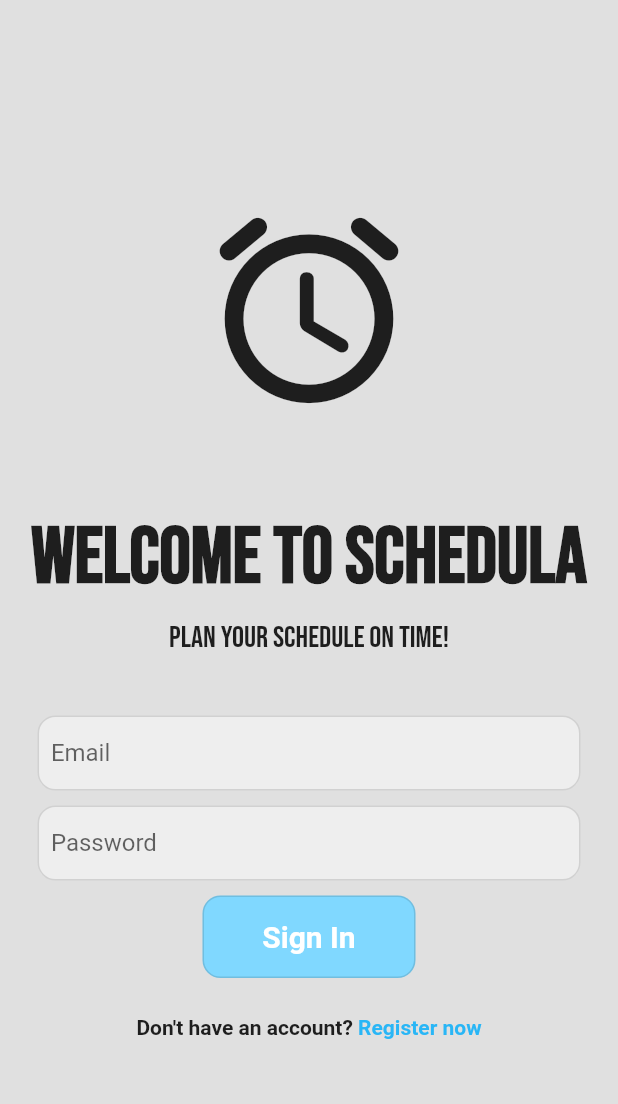
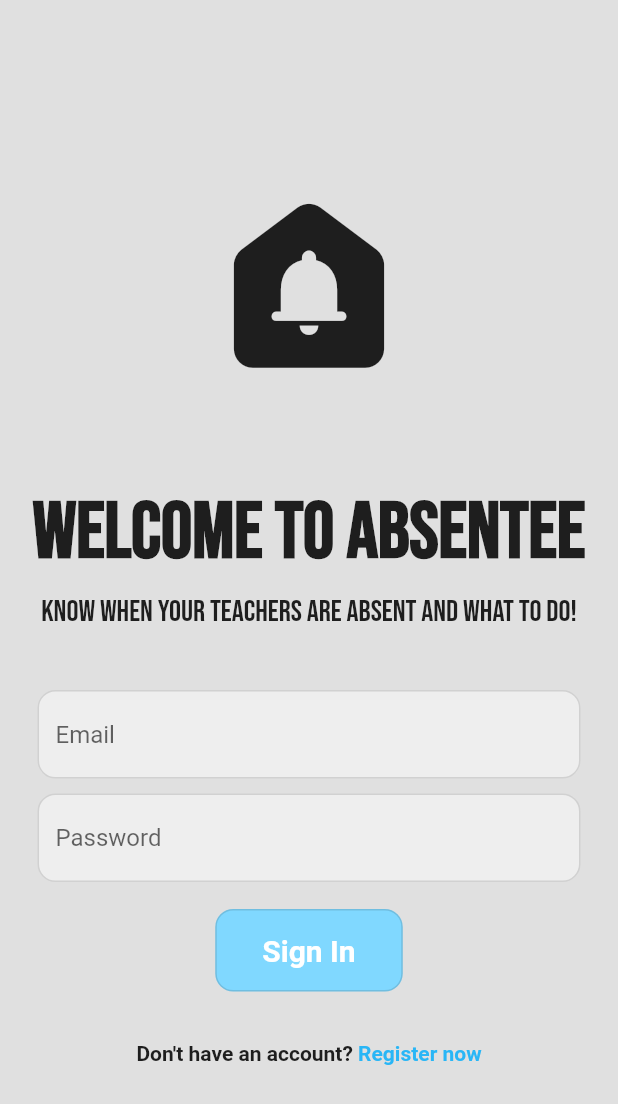
Before and after one commit to DhruvAcs/notification_app, a Flutter app: the screen it shows after launch, on a phone screen of 412 x 824 dp. Shown: the top 1104 px of the screen. Run offline on Flutter 3.47's test engine with Material 2 defaults, Android fonts, the phone set to English and light mode, and no system bars; our stand-ins replace firebase_auth, firebase_core, google_fonts; accounts and stored records are empty.

Commit message:
login and logout

```diff
--- a/lib/login_page.dart
+++ b/lib/login_page.dart
@@ -1,3 +1,4 @@
+import 'package:firebase_auth/firebase_auth.dart';
 import 'package:flutter/material.dart';
 import 'package:google_fonts/google_fonts.dart';
 
@@ -9,27 +10,47 @@ class LoginPage extends StatefulWidget {
 }
 
 class _LoginPageState extends State<LoginPage> {
+  //controllers for text
+
+  final _emailController = TextEditingController();
+  final _passwordController = TextEditingController();
+
+  Future signIn() async {
+    await FirebaseAuth.instance.signInWithEmailAndPassword(
+        email: _emailController.text.trim(),
+        password: _passwordController.text.trim());
+  }
+
+  @override
+  void dispose() {
+    _emailController.dispose();
+    _passwordController.dispose();
+    super.dispose();
+  }
+
   @override
   Widget build(BuildContext context) {
     return Scaffold(
       backgroundColor: Colors.grey[300],
       body: SafeArea(
         child: Center(
+          child: SingleChildScrollView(
             child: Column(
               mainAxisAlignment: MainAxisAlignment.center,
               children: [
                 Icon(
-                Icons.access_alarm_rounded,
+                  Icons.doorbell_rounded,
                   size: 150,
                 ),
-              SizedBox(height:60),
+                SizedBox(height: 60),
                 Text(
-                'Welcome To Schedula',
-                style: GoogleFonts.bebasNeue(fontWeight: FontWeight.bold, fontSize: 52),
+                  'Welcome To Absentee',
+                  style: GoogleFonts.bebasNeue(
+                      fontWeight: FontWeight.bold, fontSize: 52),
                 ),
                 SizedBox(height: 10),
                 Text(
-                'Plan your schedule on time!',
+                  'Know when your teachers are absent and what to do!',
                   style: GoogleFonts.bebasNeue(fontSize: 20),
                 ),
                 SizedBox(height: 40),
@@ -37,14 +58,21 @@ class _LoginPageState extends State<LoginPage> {
                 //email box
                 Padding(
                   padding: const EdgeInsets.symmetric(horizontal: 25.0),
-                child: Container(
-                  decoration: BoxDecoration(
-                      color: Colors.grey[200],
-                      border: Border.all(color: Colors.black12),
-                      borderRadius: BorderRadius.circular(12)),
                   child: TextField(
+                    controller: _emailController,
                     decoration: InputDecoration(
-                          border: InputBorder.none, hintText: '  Email')),
+                      enabledBorder: OutlineInputBorder(
+                        borderSide: BorderSide(color: Colors.black12),
+                        borderRadius: BorderRadius.circular(12),
+                      ),
+                      focusedBorder: OutlineInputBorder(
+                        borderSide: BorderSide(color: Colors.lightBlueAccent),
+                        borderRadius: BorderRadius.circular(12),
+                      ),
+                      hintText: 'Email',
+                      fillColor: Colors.grey[200],
+                      filled: true,
+                    ),
                   ),
                 ),
                 SizedBox(height: 10),
@@ -52,23 +80,33 @@ class _LoginPageState extends State<LoginPage> {
                 //password box
                 Padding(
                   padding: const EdgeInsets.symmetric(horizontal: 25.0),
-                child: Container(
-                  decoration: BoxDecoration(
-                      color: Colors.grey[200],
-                      border: Border.all(color: Colors.black12),
-                      borderRadius: BorderRadius.circular(12)),
                   child: TextField(
+                    controller: _passwordController,
                     obscureText: true,
                     decoration: InputDecoration(
-                          border: InputBorder.none, hintText: '  Password')),
+                      enabledBorder: OutlineInputBorder(
+                        borderSide: BorderSide(color: Colors.black12),
+                        borderRadius: BorderRadius.circular(12),
+                      ),
+                      focusedBorder: OutlineInputBorder(
+                        borderSide: BorderSide(color: Colors.lightBlueAccent),
+                        borderRadius: BorderRadius.circular(12),
+                      ),
+                      hintText: 'Password',
+                      fillColor: Colors.grey[200],
+                      filled: true,
+                    ),
                   ),
                 ),
                 SizedBox(height: 10),
 
                 //Sign in button
                 Padding(
-                padding: const EdgeInsets.symmetric(horizontal: 135.0),
+                  padding: const EdgeInsets.all(8.0),
+                  child: GestureDetector(
+                    onTap: signIn,
                     child: Container(
+                        width: 125,
                         padding: EdgeInsets.all(15),
                         decoration: BoxDecoration(
                             color: Colors.lightBlueAccent[100],
@@ -81,6 +119,7 @@ class _LoginPageState extends State<LoginPage> {
                                   fontWeight: FontWeight.bold,
                                   fontSize: 20)),
                         )),
+                  ),
                 ),
                 SizedBox(height: 25),
 
@@ -105,6 +144,7 @@ class _LoginPageState extends State<LoginPage> {
             ),
           ),
         ),
+      ),
     );
   }
 }
--- a/lib/main.dart
+++ b/lib/main.dart
@@ -1,9 +1,10 @@
 import 'package:flutter/material.dart';
+import 'package:notification_app/main_page.dart';
 import 'login_page.dart';
 import 'package:firebase_auth/firebase_auth.dart';
 import 'package:firebase_core/firebase_core.dart';
 
-Future main() async{
+Future main() async {
   WidgetsFlutterBinding.ensureInitialized();
   await Firebase.initializeApp(
     // Replace with actual values
@@ -17,14 +18,14 @@ Future main() async{
   runApp(MyApp());
 }
 
-class MyApp extends StatelessWidget{
+class MyApp extends StatelessWidget {
   const MyApp({Key? key}) : super(key: key);
 
   @override
   Widget build(BuildContext context) {
     return MaterialApp(
       debugShowCheckedModeBanner: false,
-      home: LoginPage(),
+      home: MainPage(),
     );
   }
 }
--- /dev/null
+++ b/lib/main_page.dart
@@ -0,0 +1,25 @@
+import 'package:firebase_auth/firebase_auth.dart';
+import 'package:flutter/material.dart';
+import 'package:notification_app/login_page.dart';
+
+import 'home_page.dart';
+
+class MainPage extends StatelessWidget {
+  const MainPage({Key? key}) : super(key: key);
+
+  @override
+  Widget build(BuildContext context) {
+    return Scaffold(
+      body: StreamBuilder<User?>(
+        stream: FirebaseAuth.instance.authStateChanges(),
+        builder: (context, snapshot){
+          if (snapshot.hasData) {
+    return HomePage();
+    } else {
+            return LoginPage();
+          }
+        }
+      ),
+    );
+  }
+}
```
Also changed, not shown: lib/home_page.dart (added, +40 -0 lines). Lines whose indentation alone changed are shown as unchanged.
